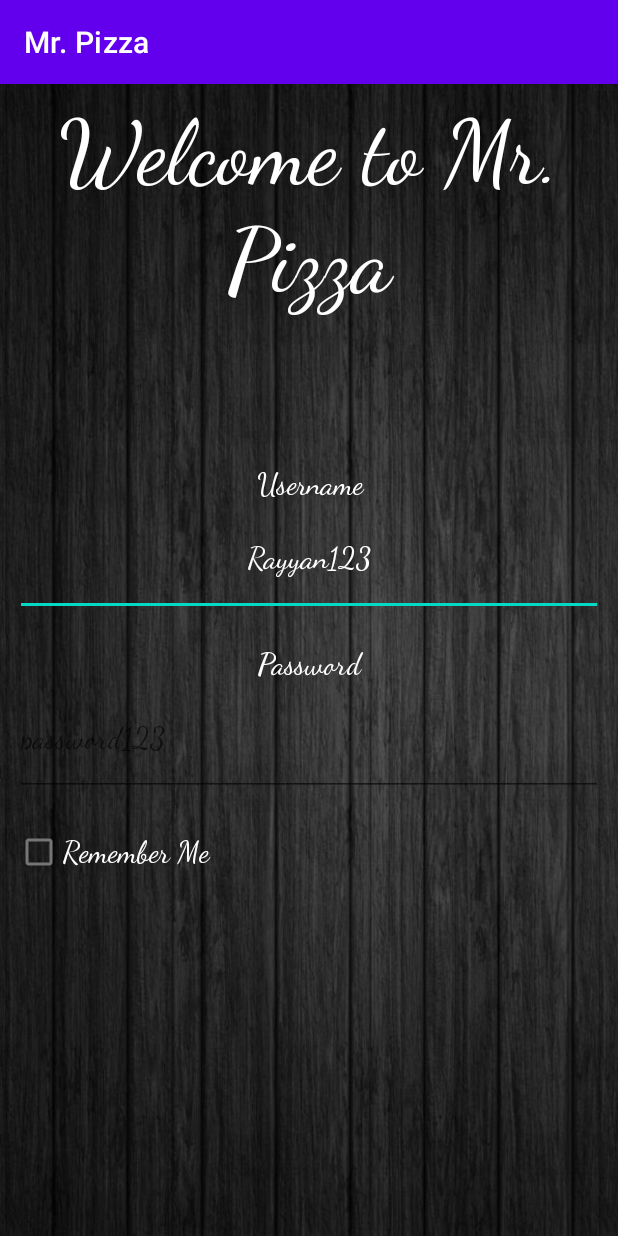
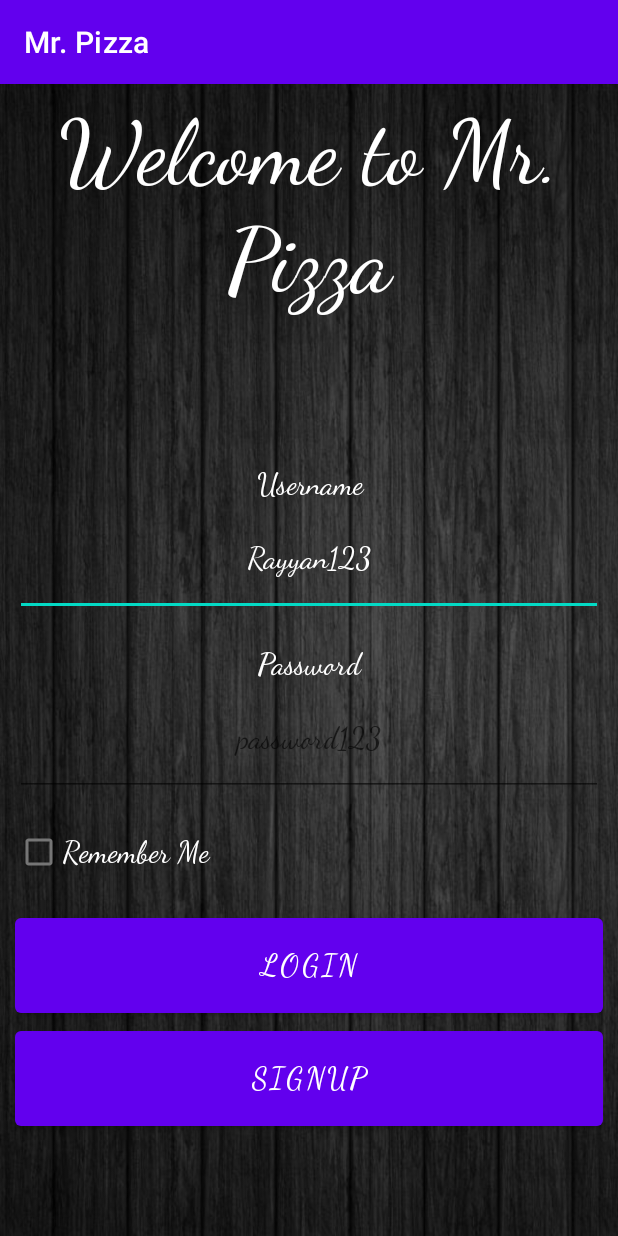
Before and after one commit to Rayyan23/Mr.Pizza, an Android app: the screen it shows after launch (MainActivity), on a phone screen of 412 x 824 dp. Run offline under Robolectric (Android 15) with nearby library versions, the phone set to English and light mode, and no system bars.

Commit message:
first activity fixed, needs functionality

```diff
--- a/app/src/main/java/com/rayyanpersonal/apps/mrpizza/MainActivity.kt
+++ b/app/src/main/java/com/rayyanpersonal/apps/mrpizza/MainActivity.kt
@@ -2,17 +2,32 @@ package com.rayyanpersonal.apps.mrpizza
 
 import androidx.appcompat.app.AppCompatActivity
 import android.os.Bundle
+import android.util.Log
+import android.widget.Button
 import android.widget.EditText
+import android.widget.Toast
 
 class MainActivity : AppCompatActivity() {
-    val username: EditText = findViewById<EditText>(R.id.user)
-    val pass: EditText= findViewById<EditText>(R.id.pass)
+    private lateinit var username: EditText
+    private lateinit var pass:EditText
+    private lateinit var login:Button
+
+    private lateinit var signup: Button
 
 
     override fun onCreate(savedInstanceState: Bundle?) {
         super.onCreate(savedInstanceState)
         setContentView(R.layout.activity_main)
-
+        SetViews()
+        val toast = Toast.makeText(applicationContext, "Hello Javatpoint", Toast.LENGTH_LONG)
+        toast.show()
 
     }
+
+    private fun SetViews() {
+        username = findViewById<EditText>(R.id.user)
+        pass= findViewById<EditText>(R.id.pass)
+        login= findViewById<Button>(R.id.login)
+        signup= findViewById<Button>(R.id.signup)
+    }
 }
--- a/app/src/main/res/layout/activity_main.xml
+++ b/app/src/main/res/layout/activity_main.xml
@@ -52,6 +52,7 @@
         android:id="@+id/pass"
         style="@style/edittext"
         android:inputType="textPassword"
+        android:textAlignment="center"
         android:hint="@string/hintp"
          />
     <CheckBox
@@ -60,6 +61,22 @@
         android:text="@string/remember"
 
         />
+    <Button
+        android:id="@+id/login"
+        style="@style/edittext"
+        android:text="Login"
+        android:fontFamily="cursive"
+        android:textColor="@color/white"
+        />
+
+    <Button
+        android:id="@+id/signup"
+        style="@style/edittext"
+        android:text="SignUp"
+        android:fontFamily="cursive"
+        android:textColor="@color/white"
+        />
+
 
 
 
```
